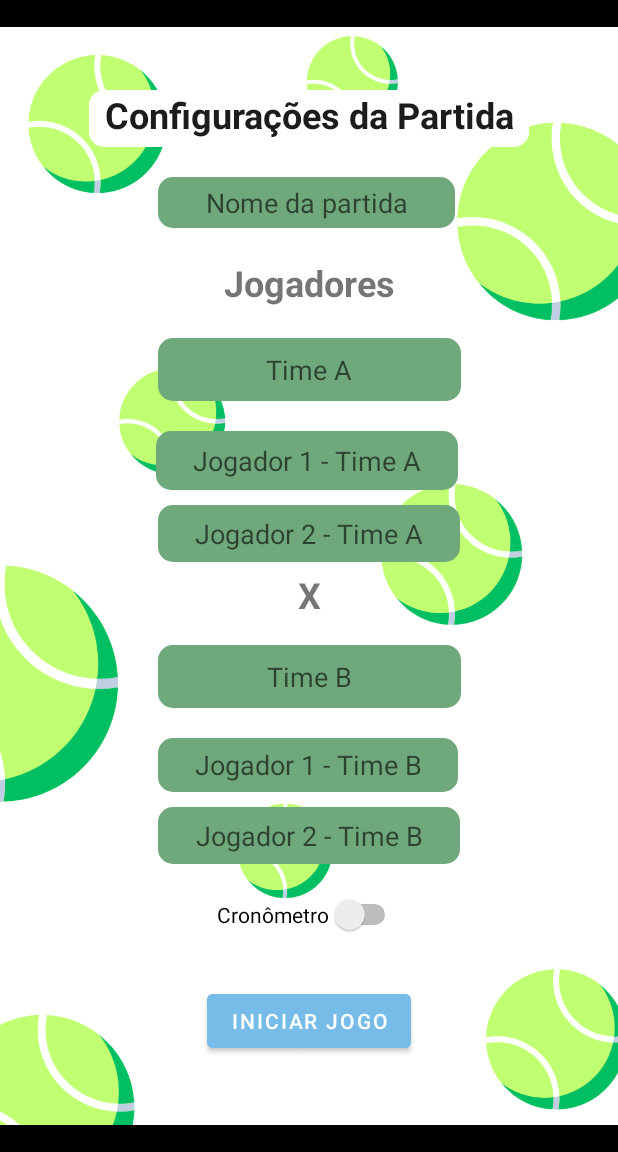
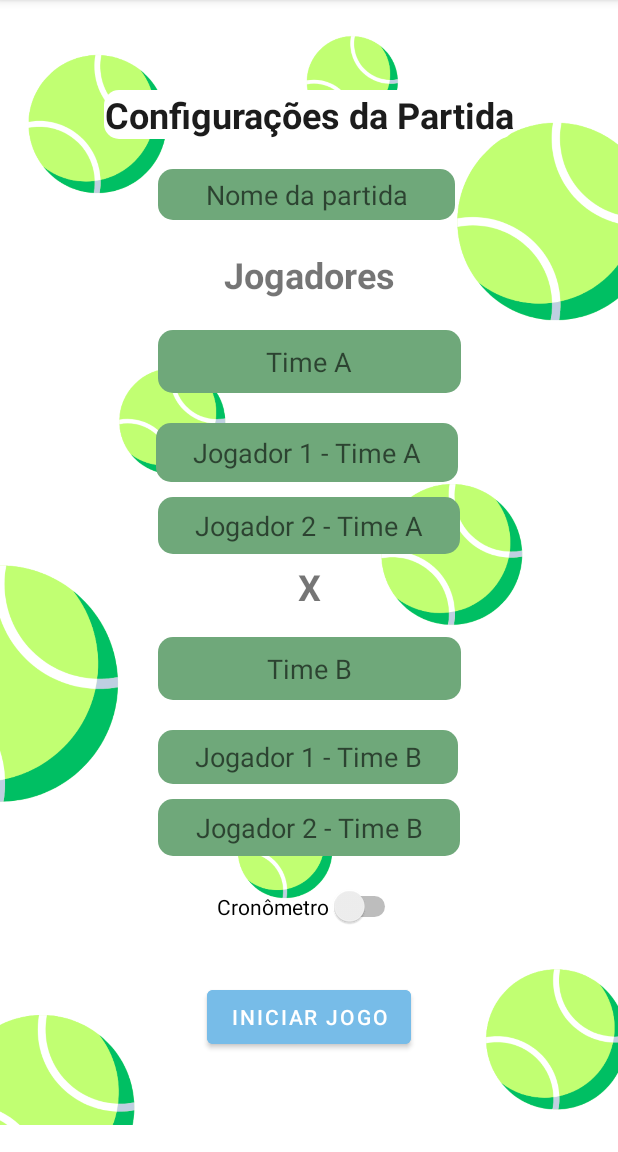
Before and after one commit to luna-vasconcelos/AppPlacarRacha, an Android app: the ConfigActivity screen opened directly, with no data from a screen before it, on a phone screen of 412 x 824 dp, the part 84-1236 px from its top. Run offline under Robolectric (Android 15) with nearby library versions, the phone set to English and light mode, and no system bars.

Commit message:
Mais pequenas alterações

```diff
--- a/app/src/main/res/layout/activity_config.xml
+++ b/app/src/main/res/layout/activity_config.xml
@@ -4,13 +4,14 @@
     xmlns:tools="http://schemas.android.com/tools"
     android:layout_width="match_parent"
     android:layout_height="match_parent"
-    android:background="@color/black"
+    android:background="@color/white"
     tools:context=".ConfigActivity">
 
     <ImageView
         android:id="@+id/imageView"
         android:layout_width="wrap_content"
         android:layout_height="wrap_content"
+
         app:srcCompat="@drawable/background"
         tools:layout_editor_absoluteX="0dp"
         tools:layout_editor_absoluteY="0dp" />
@@ -86,8 +87,8 @@
     <TextView
         android:id="@+id/tvNomePartida"
         style="@style/textView"
-        android:layout_width="293dp"
-        android:layout_height="38dp"
+        android:layout_width="wrap_content"
+        android:layout_height="wrap_content"
         android:layout_marginTop="60dp"
         android:background="@drawable/roundedittext"
         android:freezesText="false"
--- a/app/src/main/res/layout/activity_main.xml
+++ b/app/src/main/res/layout/activity_main.xml
@@ -18,11 +18,7 @@
         android:id="@+id/imageView4"
         android:layout_width="222dp"
         android:layout_height="216dp"
-        android:background="#77BBE7"
-        app:shapeAppearanceOverlay="@style/roundimageView"
-        android:padding="5dp"
-        app:strokeWidth="3dp"
-        app:strokeColor="@color/greenlight"
+
         app:layout_constraintBottom_toBottomOf="parent"
         app:layout_constraintEnd_toEndOf="parent"
         app:layout_constraintHorizontal_bias="0.497"
```
